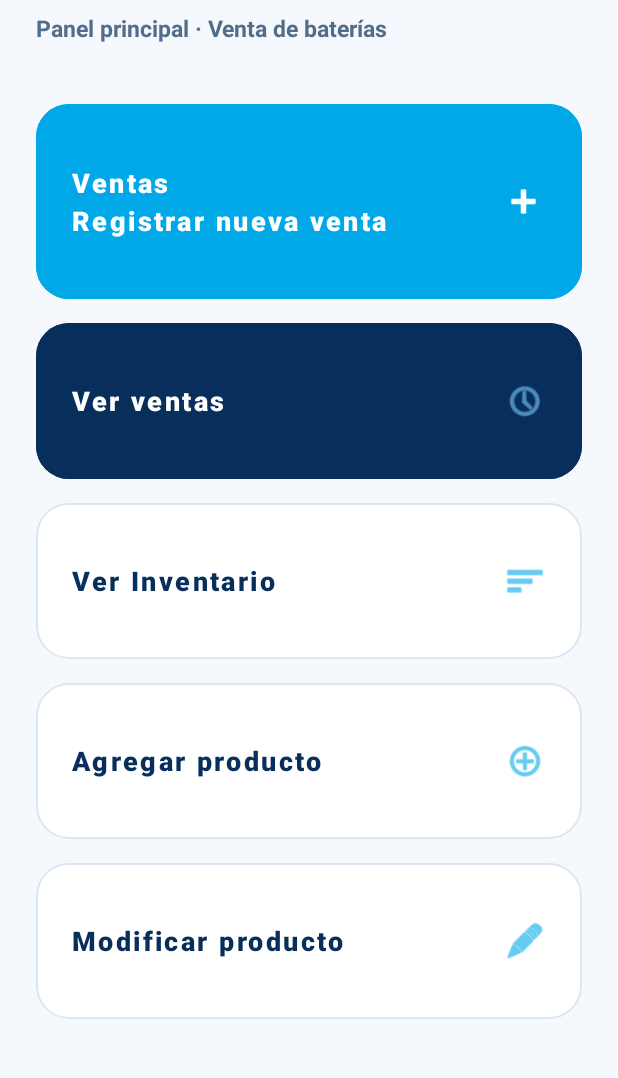
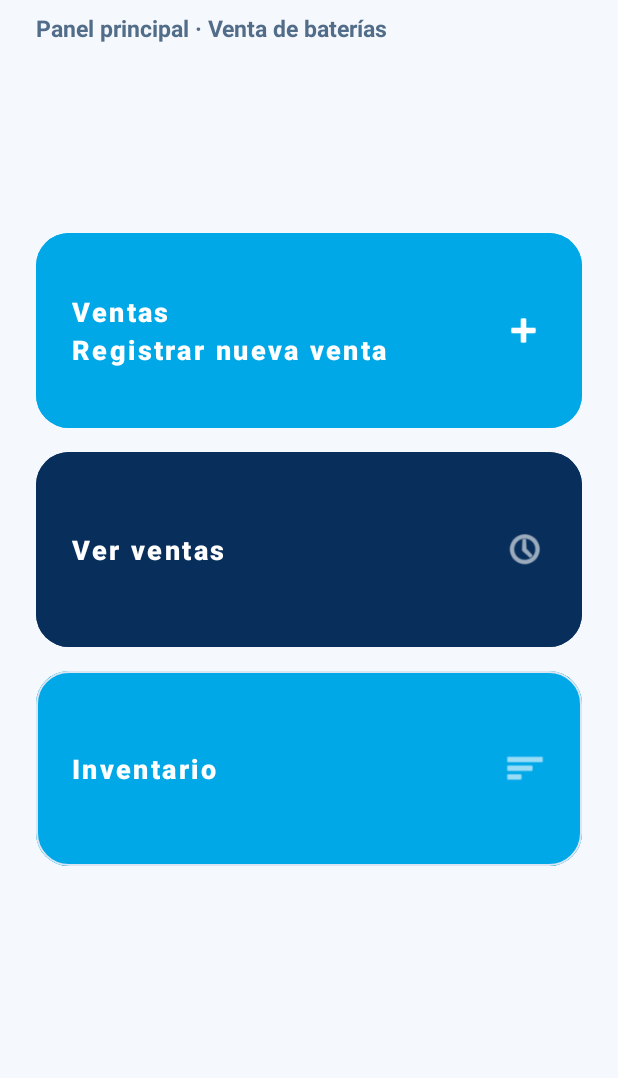
Before and after one commit to orlanzr18-cmyk/BAMS, an Android app: the MainActivity screen opened directly, with no data from a screen before it, on a phone screen of 412 x 824 dp, the part 156-1234 px from its top. Run offline under Robolectric (Android 15) with nearby library versions, the phone set to English and light mode, and no system bars.

Commit message:
arreglo de menu

```diff
--- a/app/src/main/res/layout/activity_main.xml
+++ b/app/src/main/res/layout/activity_main.xml
@@ -119,7 +119,7 @@
                 android:id="@+id/btnVerVentas"
                 style="@style/Widget.MaterialComponents.Button.UnelevatedButton"
                 android:layout_width="match_parent"
-                android:layout_height="104dp"
+                android:layout_height="130dp"
                 android:layout_marginBottom="16dp"
                 android:backgroundTint="#082F5B"
                 android:gravity="start|center_vertical"
@@ -135,79 +135,30 @@
                 app:icon="@android:drawable/ic_menu_recent_history"
                 app:iconGravity="end"
                 app:iconSize="28dp"
-                app:iconTint="#7CC6FE"
+                app:iconTint="#FFFFFF"
                 app:rippleColor="#164A84" />
 
             <com.google.android.material.button.MaterialButton
                 android:id="@+id/btnProducto"
                 style="@style/Widget.MaterialComponents.Button.OutlinedButton"
                 android:layout_width="match_parent"
-                android:layout_height="104dp"
+                android:layout_height="130dp"
                 android:layout_marginBottom="16dp"
-                android:backgroundTint="#FFFFFF"
+                android:backgroundTint="#00A8E8"
                 android:gravity="start|center_vertical"
                 android:insetTop="0dp"
                 android:insetBottom="0dp"
                 android:paddingHorizontal="24dp"
-                android:text="Ver Inventario"
+                android:text="Inventario"
                 android:textAllCaps="false"
-                android:textColor="#082F5B"
+                android:textColor="#FFFFFF"
                 android:textSize="18sp"
                 android:textStyle="bold"
                 app:cornerRadius="22dp"
                 app:icon="@android:drawable/ic_menu_sort_by_size"
                 app:iconGravity="end"
                 app:iconSize="28dp"
-                app:iconTint="#00A8E8"
-                app:rippleColor="#E6F6FD"
-                app:strokeColor="#DCE6F2"
-                app:strokeWidth="1.5dp" />
-
-            <com.google.android.material.button.MaterialButton
-                android:id="@+id/btnAgregarProducto"
-                style="@style/Widget.MaterialComponents.Button.OutlinedButton"
-                android:layout_width="match_parent"
-                android:layout_height="104dp"
-                android:layout_marginBottom="16dp"
-                android:backgroundTint="#FFFFFF"
-                android:gravity="start|center_vertical"
-                android:insetTop="0dp"
-                android:insetBottom="0dp"
-                android:paddingHorizontal="24dp"
-                android:text="Agregar producto"
-                android:textAllCaps="false"
-                android:textColor="#082F5B"
-                android:textSize="18sp"
-                android:textStyle="bold"
-                app:cornerRadius="22dp"
-                app:icon="@android:drawable/ic_menu_add"
-                app:iconGravity="end"
-                app:iconSize="28dp"
-                app:iconTint="#00A8E8"
-                app:rippleColor="#E6F6FD"
-                app:strokeColor="#DCE6F2"
-                app:strokeWidth="1.5dp" />
-
-            <com.google.android.material.button.MaterialButton
-                android:id="@+id/btnModificarProducto"
-                style="@style/Widget.MaterialComponents.Button.OutlinedButton"
-                android:layout_width="match_parent"
-                android:layout_height="104dp"
-                android:backgroundTint="#FFFFFF"
-                android:gravity="start|center_vertical"
-                android:insetTop="0dp"
-                android:insetBottom="0dp"
-                android:paddingHorizontal="24dp"
-                android:text="Modificar producto"
-                android:textAllCaps="false"
-                android:textColor="#082F5B"
-                android:textSize="18sp"
-                android:textStyle="bold"
-                app:cornerRadius="22dp"
-                app:icon="@android:drawable/ic_menu_edit"
-                app:iconGravity="end"
-                app:iconSize="28dp"
-                app:iconTint="#00A8E8"
+                app:iconTint="#FFFFFF"
                 app:rippleColor="#E6F6FD"
                 app:strokeColor="#DCE6F2"
                 app:strokeWidth="1.5dp" />
```
